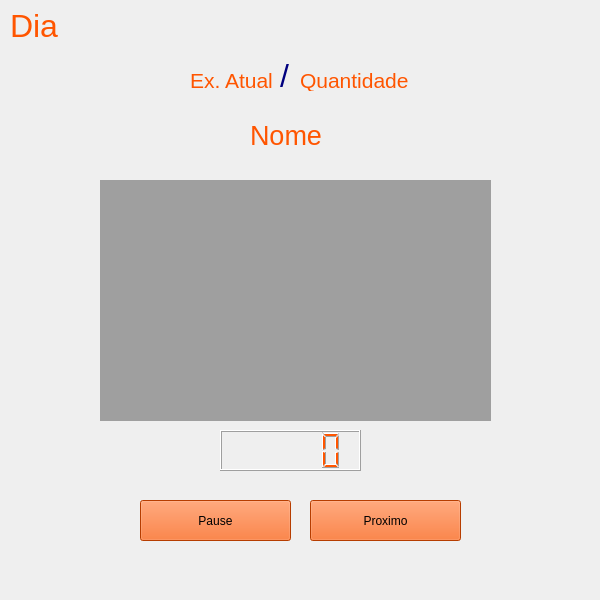
Above: treinoatual.ui from YuriJVedovate/personal_application before the change. Below: the same form after it.
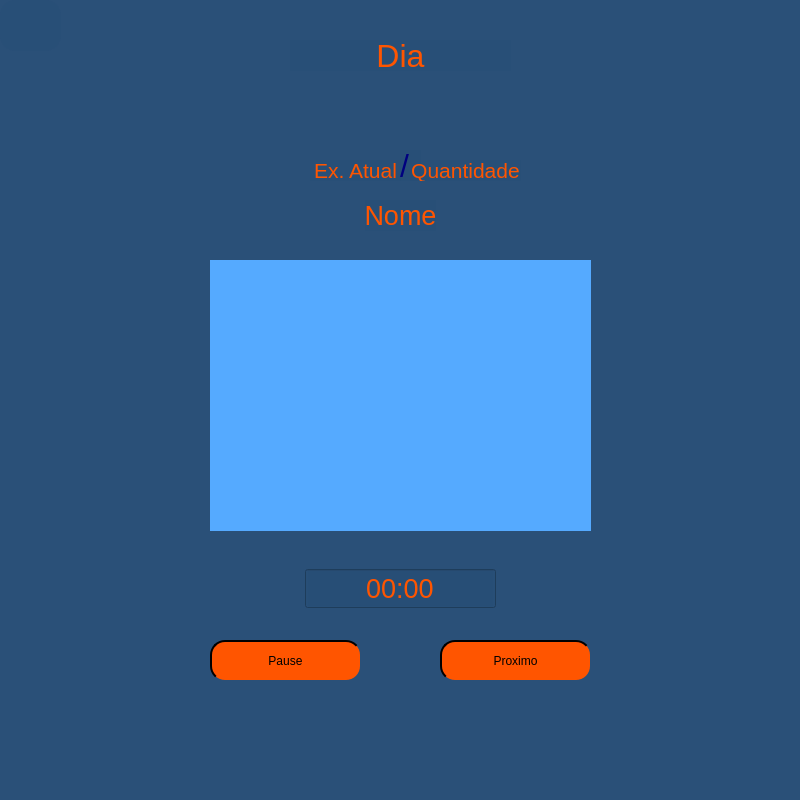
That is the form after the change. Icons and pictures are not drawn.

Diff of the .ui file:
```diff
--- a/treinoatual.ui
+++ b/treinoatual.ui
@@ -6,32 +6,36 @@
    <rect>
     <x>0</x>
     <y>0</y>
-    <width>600</width>
-    <height>600</height>
+    <width>800</width>
+    <height>800</height>
    </rect>
   </property>
   <property name="minimumSize">
    <size>
-    <width>600</width>
-    <height>600</height>
+    <width>800</width>
+    <height>800</height>
    </size>
   </property>
   <property name="maximumSize">
    <size>
-    <width>600</width>
-    <height>600</height>
+    <width>800</width>
+    <height>800</height>
    </size>
   </property>
   <property name="windowTitle">
    <string>MainWindow</string>
   </property>
+  <property name="styleSheet">
+   <string notr="true">background-color: rgba(39, 78, 118, 200);
+</string>
+  </property>
   <widget class="QWidget" name="centralwidget">
    <widget class="QLabel" name="lbTituloTreinoAtual">
     <property name="geometry">
      <rect>
-      <x>10</x>
-      <y>10</y>
-      <width>141</width>
+      <x>290</x>
+      <y>40</y>
+      <width>221</width>
       <height>31</height>
      </rect>
     </property>
@@ -46,12 +50,15 @@
     <property name="text">
      <string>Dia</string>
     </property>
+    <property name="alignment">
+     <set>Qt::AlignCenter</set>
+    </property>
    </widget>
    <widget class="QLabel" name="lbExAtual">
     <property name="geometry">
      <rect>
-      <x>190</x>
-      <y>70</y>
+      <x>310</x>
+      <y>160</y>
       <width>91</width>
       <height>21</height>
      </rect>
@@ -67,12 +74,15 @@
     <property name="text">
      <string>Ex. Atual</string>
     </property>
+    <property name="alignment">
+     <set>Qt::AlignCenter</set>
+    </property>
    </widget>
    <widget class="QLabel" name="label_3">
     <property name="geometry">
      <rect>
-      <x>280</x>
-      <y>60</y>
+      <x>400</x>
+      <y>150</y>
       <width>21</width>
       <height>31</height>
      </rect>
@@ -92,9 +102,9 @@
    <widget class="QLabel" name="lbQuantEx">
     <property name="geometry">
      <rect>
-      <x>300</x>
-      <y>70</y>
-      <width>121</width>
+      <x>410</x>
+      <y>160</y>
+      <width>111</width>
       <height>21</height>
      </rect>
     </property>
@@ -109,12 +119,15 @@
     <property name="text">
      <string>Quantidade</string>
     </property>
+    <property name="alignment">
+     <set>Qt::AlignCenter</set>
+    </property>
    </widget>
    <widget class="QLabel" name="lbNomeExe">
     <property name="geometry">
      <rect>
-      <x>250</x>
-      <y>120</y>
+      <x>365</x>
+      <y>200</y>
       <width>71</width>
       <height>31</height>
      </rect>
@@ -131,42 +144,25 @@
     <property name="text">
      <string>Nome</string>
     </property>
-   </widget>
-   <widget class="QMdiArea" name="maExercicio">
-    <property name="geometry">
-     <rect>
-      <x>100</x>
-      <y>180</y>
-      <width>391</width>
-      <height>241</height>
-     </rect>
-    </property>
-   </widget>
-   <widget class="QLCDNumber" name="lcdTimer">
-    <property name="geometry">
-     <rect>
-      <x>220</x>
-      <y>430</y>
-      <width>141</width>
-      <height>41</height>
-     </rect>
-    </property>
-    <property name="styleSheet">
-     <string notr="true">color: rgb(255, 85, 0);</string>
+    <property name="alignment">
+     <set>Qt::AlignCenter</set>
     </property>
    </widget>
    <widget class="QPushButton" name="btnPause">
     <property name="geometry">
      <rect>
-      <x>140</x>
-      <y>500</y>
+      <x>210</x>
+      <y>640</y>
       <width>151</width>
       <height>41</height>
      </rect>
     </property>
     <property name="styleSheet">
      <string notr="true">background-color: rgb(255, 85, 0);
-color: rgb(0, 0, 0);</string>
+
+border-radius: 15px;
+border-style: outset;
+border-width: 2px;</string>
     </property>
     <property name="text">
      <string>Pause</string>
@@ -175,20 +171,122 @@
    <widget class="QPushButton" name="btnProximo">
     <property name="geometry">
      <rect>
-      <x>310</x>
-      <y>500</y>
+      <x>440</x>
+      <y>640</y>
       <width>151</width>
       <height>41</height>
      </rect>
     </property>
     <property name="styleSheet">
      <string notr="true">background-color: rgb(255, 85, 0);
-color: rgb(0, 0, 0);</string>
+border-radius: 15px;
+border-style: outset;
+border-width: 2px;</string>
     </property>
     <property name="text">
      <string>Proximo</string>
     </property>
    </widget>
+   <widget class="QLabel" name="label">
+    <property name="geometry">
+     <rect>
+      <x>210</x>
+      <y>260</y>
+      <width>381</width>
+      <height>271</height>
+     </rect>
+    </property>
+    <property name="styleSheet">
+     <string notr="true">background-color: rgb(85, 170, 255);</string>
+    </property>
+    <property name="text">
+     <string/>
+    </property>
+    <property name="pixmap">
+     <pixmap>Login_imagem.png</pixmap>
+    </property>
+    <property name="scaledContents">
+     <bool>true</bool>
+    </property>
+   </widget>
+   <widget class="QTimeEdit" name="timeEdit">
+    <property name="geometry">
+     <rect>
+      <x>305</x>
+      <y>568</y>
+      <width>191</width>
+      <height>41</height>
+     </rect>
+    </property>
+    <property name="font">
+     <font>
+      <pointsize>20</pointsize>
+     </font>
+    </property>
+    <property name="styleSheet">
+     <string notr="true">border-color: rgb(0, 0, 0);
+color: rgb(255, 85, 0);</string>
+    </property>
+    <property name="wrapping">
+     <bool>false</bool>
+    </property>
+    <property name="frame">
+     <bool>true</bool>
+    </property>
+    <property name="alignment">
+     <set>Qt::AlignCenter</set>
+    </property>
+    <property name="buttonSymbols">
+     <enum>QAbstractSpinBox::NoButtons</enum>
+    </property>
+    <property name="specialValueText">
+     <string notr="true"/>
+    </property>
+    <property name="dateTime">
+     <datetime>
+      <hour>0</hour>
+      <minute>0</minute>
+      <second>0</second>
+      <year>2000</year>
+      <month>1</month>
+      <day>13</day>
+     </datetime>
+    </property>
+    <property name="currentSection">
+     <enum>QDateTimeEdit::MinuteSection</enum>
+    </property>
+    <property name="displayFormat">
+     <string>mm:ss</string>
+    </property>
+   </widget>
+   <widget class="QPushButton" name="pushButton">
+    <property name="geometry">
+     <rect>
+      <x>0</x>
+      <y>0</y>
+      <width>61</width>
+      <height>51</height>
+     </rect>
+    </property>
+    <property name="styleSheet">
+     <string notr="true">border-radius: 15px;
+border-style: outset;
+border-width: 0px;</string>
+    </property>
+    <property name="text">
+     <string/>
+    </property>
+    <property name="icon">
+     <iconset>
+      <normaloff>voltarIcon.png</normaloff>voltarIcon.png</iconset>
+    </property>
+    <property name="iconSize">
+     <size>
+      <width>60</width>
+      <height>60</height>
+     </size>
+    </property>
+   </widget>
   </widget>
  </widget>
  <resources/>
```
